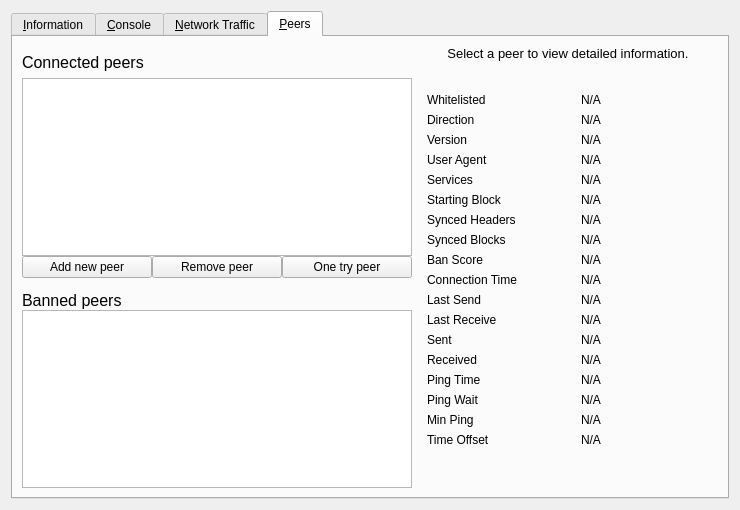
The window that src/qt/forms/debugwindow.ui (AvianNetwork/Avian) describes before a commit, drawn with Qt 5.
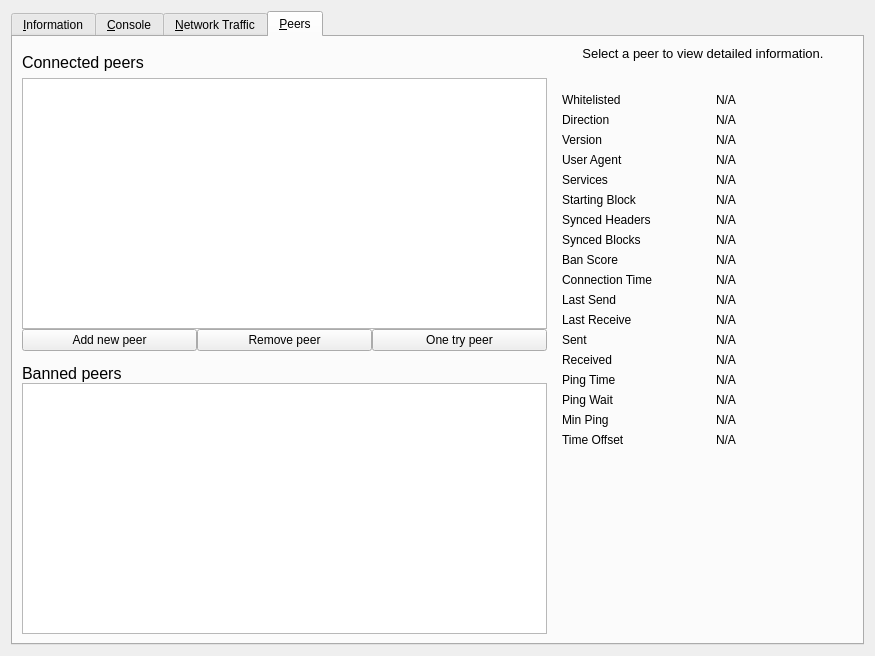
The same window after the commit. The open tabs and pages were chosen to show the change. Icons and pictures are not drawn. Custom widgets are drawn as their Qt base class.

```diff
--- a/src/qt/forms/debugwindow.ui
+++ b/src/qt/forms/debugwindow.ui
@@ -6,8 +6,8 @@
    <rect>
     <x>0</x>
     <y>0</y>
-    <width>740</width>
-    <height>510</height>
+    <width>875</width>
+    <height>656</height>
    </rect>
   </property>
   <property name="windowTitle">
@@ -905,6 +905,9 @@
            <property name="tabKeyNavigation">
             <bool>false</bool>
            </property>
+           <property name="alternatingRowColors">
+            <bool>true</bool>
+           </property>
            <property name="sortingEnabled">
             <bool>true</bool>
            </property>
@@ -1021,6 +1024,9 @@
            <property name="tabKeyNavigation">
             <bool>false</bool>
            </property>
+           <property name="alternatingRowColors">
+            <bool>true</bool>
+           </property>
            <property name="sortingEnabled">
             <bool>true</bool>
            </property>
```
Left out of the diff: 16 changed lines with no effect on the pictures.
